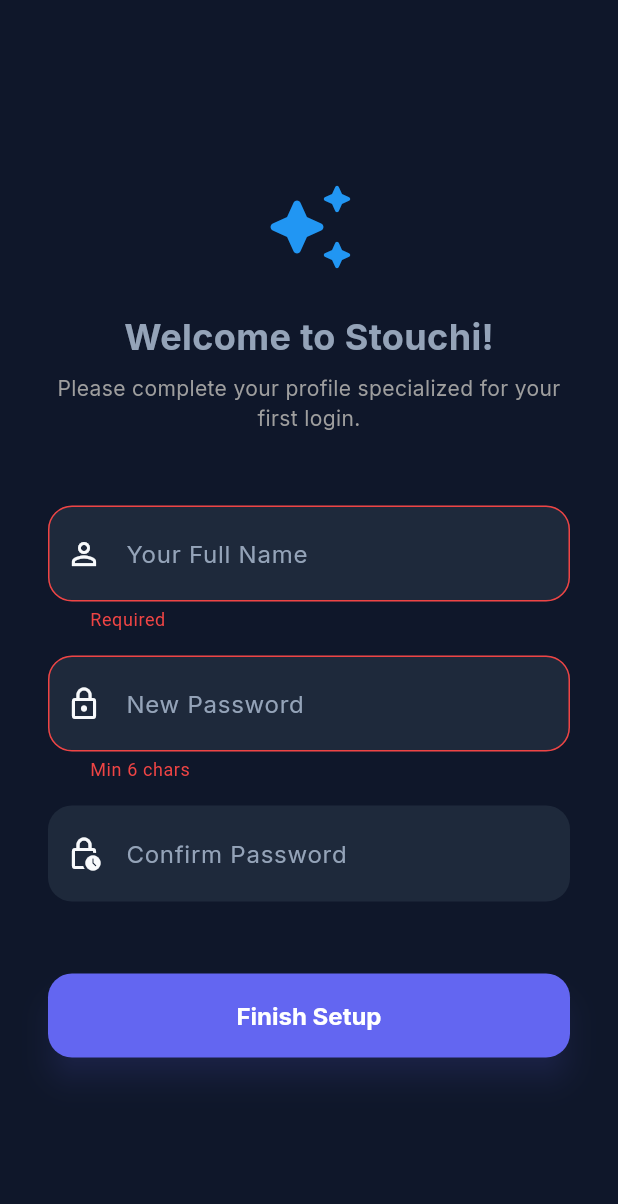
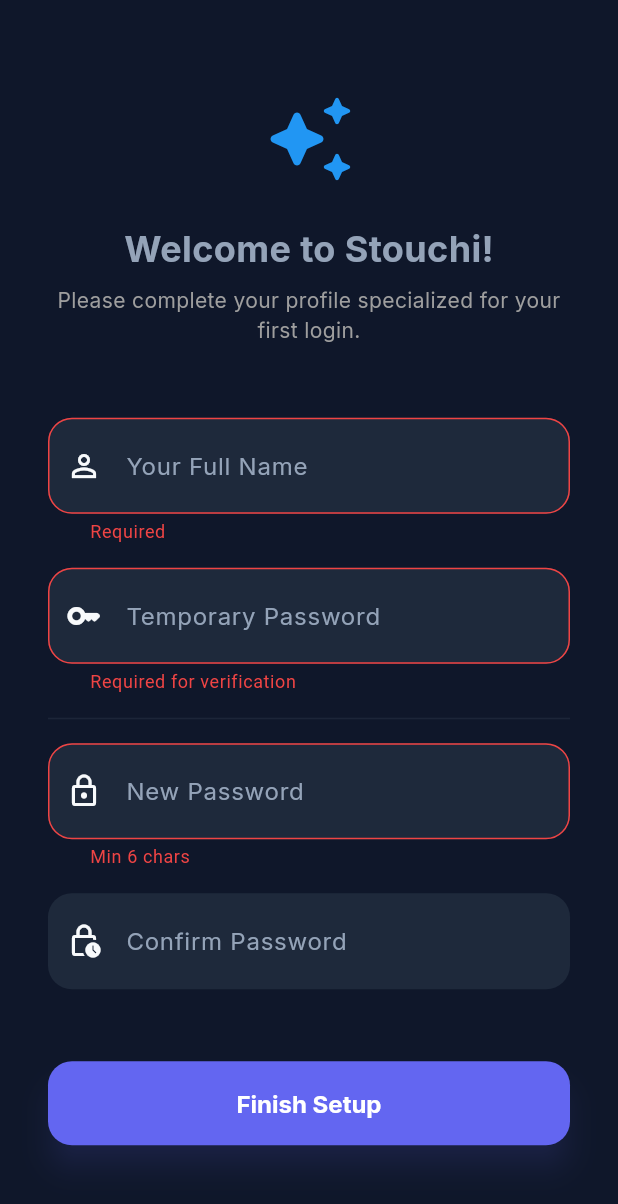
Before and after one commit to BenAmorMed/Stouchi, a Flutter app: the SetupProfileScreen screen opened directly, after a tap on "Finish Setup", on a phone screen of 412 x 824 dp. Shown: the top 1204 px of the screen. Run offline on Flutter 3.47's test engine with Material 3 defaults, Android fonts, the phone set to English and light mode, and no system bars; our stand-ins replace cloud_firestore, firebase_auth, firebase_core, flutter_riverpod, freezed_annotation, google_fonts; accounts and stored records are empty; generated files the repository leaves out were written again; network calls fail.

Commit message:
Refactor: Admin can create users with optional name (defaults to '(vide)') and fix onboarding auth flow

```diff
--- a/lib/features/auth/setup_profile_screen.dart
+++ b/lib/features/auth/setup_profile_screen.dart
@@ -12,6 +12,7 @@
 class _SetupProfileScreenState extends State<SetupProfileScreen> {
   final _formKey = GlobalKey<FormState>();
   final _nameController = TextEditingController();
+  final _currentPasswordController = TextEditingController();
   final _passwordController = TextEditingController();
   final _confirmController = TextEditingController();
   bool _isLoading = false;
@@ -19,6 +20,7 @@
   @override
   void dispose() {
     _nameController.dispose();
+    _currentPasswordController.dispose();
     _passwordController.dispose();
     _confirmController.dispose();
     super.dispose();
@@ -31,6 +33,7 @@
     try {
       await ref.read(authServiceProvider).completeOnboarding(
         _nameController.text.trim(),
+        _currentPasswordController.text.trim(),
         _passwordController.text.trim(),
       );
       // Onboarding completes, profile updates, AuthWrapper will auto-redirect
@@ -81,6 +84,19 @@
                   ),
                   const SizedBox(height: 16),
                   TextFormField(
+                    controller: _currentPasswordController,
+                    decoration: const InputDecoration(
+                      labelText: 'Temporary Password',
+                      hintText: 'The password given by your administrator',
+                      prefixIcon: Icon(Icons.key_rounded),
+                    ),
+                    obscureText: true,
+                    validator: (val) => val?.isEmpty ?? true ? 'Required for verification' : null,
+                  ),
+                  const SizedBox(height: 16),
+                  const Divider(),
+                  const SizedBox(height: 16),
+                  TextFormField(
                     controller: _passwordController,
                     decoration: const InputDecoration(
                       labelText: 'New Password',
```
Also changed, not shown: lib/features/admin/user_form_screen.dart (+6 -4 lines), lib/services/auth_service.dart (+11 -4 lines).
